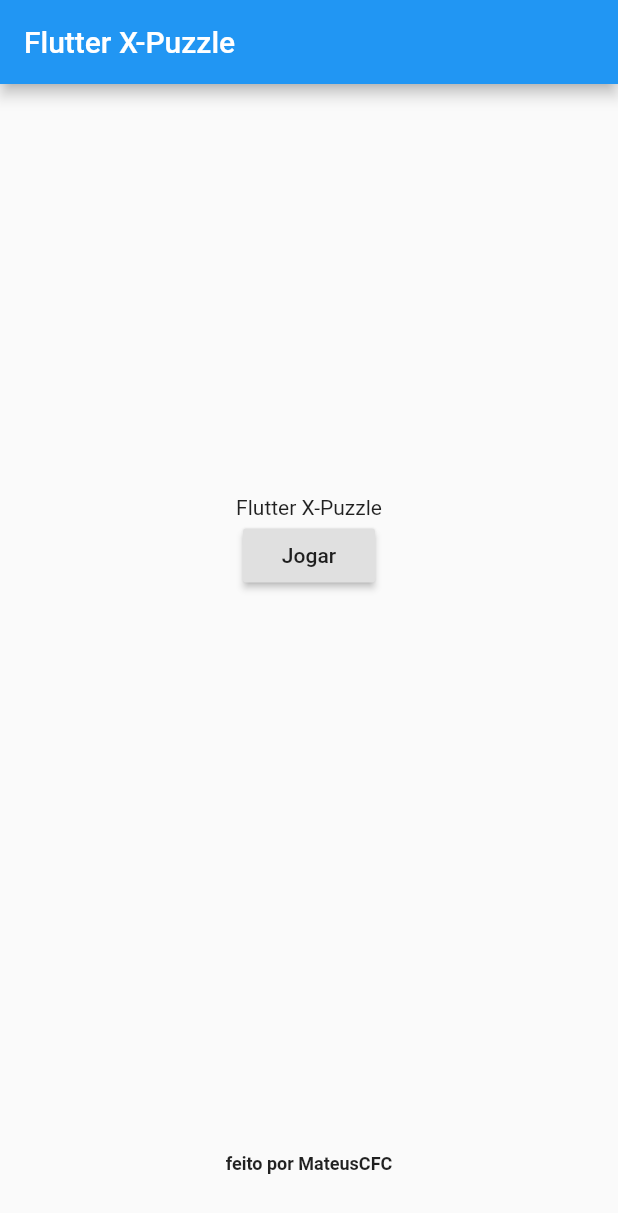
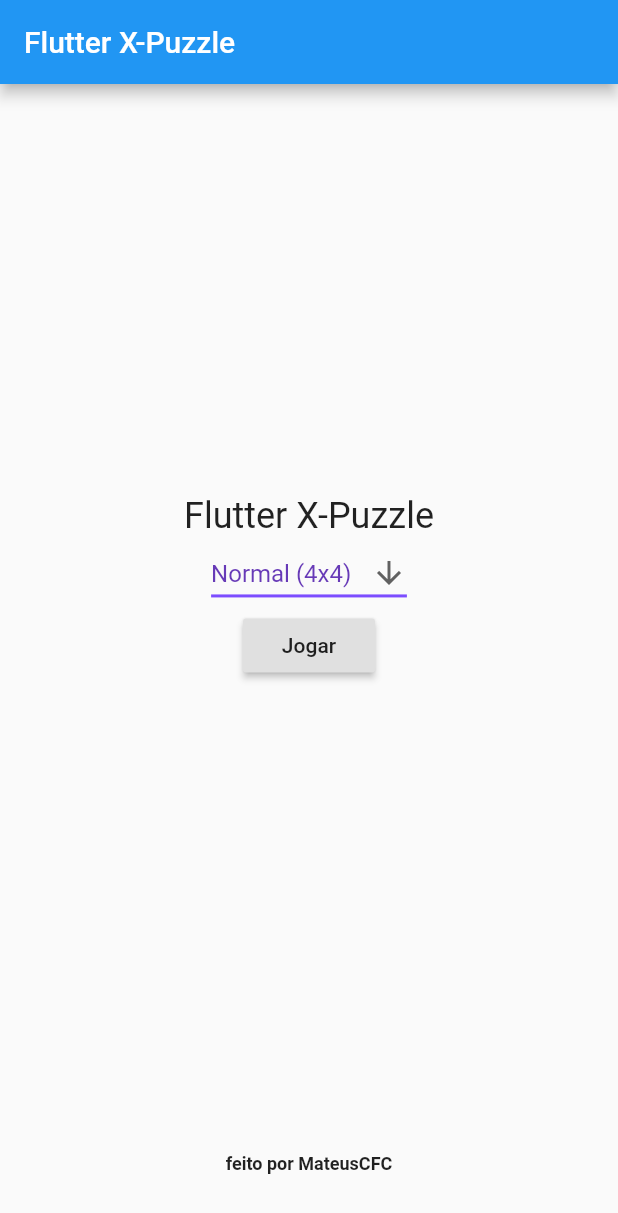
Before and after one commit to maaamorim/xPuzzle, a Flutter app: the screen it shows after launch, on a phone screen of 412 x 824 dp. Shown: the top 1213 px of the screen. Run offline on Flutter 3.47's test engine with Material 2 defaults, Android fonts, the phone set to English and light mode, and no system bars.

Commit message:
Adicionar criação de matriz dinamicamente e dropdown para escolher dificuldade

```diff
--- /dev/null
+++ b/lib/constants.dart
@@ -0,0 +1,8 @@
+library constants;
+
+const List<String> DIFICULDADES = [
+  'Fácil (3x3)',
+  'Normal (4x4)',
+  'Difícil (5x5)',
+  'Hardcore (6x6)'
+];
--- /dev/null
+++ b/lib/screens/home/components/difficulty_dropdown_button.dart
@@ -0,0 +1,47 @@
+import 'package:flutter/material.dart';
+import 'package:xPuzzle/constants.dart' as Constants;
+
+class DifficultyDropdownButton extends StatefulWidget {
+  final Function(String) _callbackAtualizarValor;
+
+  DifficultyDropdownButton(this._callbackAtualizarValor);
+
+  @override
+  _DifficultyDropdownButtonState createState() =>
+      _DifficultyDropdownButtonState(_callbackAtualizarValor);
+}
+
+class _DifficultyDropdownButtonState extends State<DifficultyDropdownButton> {
+  String _valorSelecionado = Constants.DIFICULDADES[1];
+  Function(String) _callbackAtualizarValor;
+
+  _DifficultyDropdownButtonState(this._callbackAtualizarValor);
+
+  @override
+  Widget build(BuildContext context) {
+    return DropdownButton<String>(
+      value: _valorSelecionado,
+      icon: Icon(Icons.arrow_downward),
+      iconSize: 24,
+      elevation: 16,
+      style: TextStyle(color: Colors.deepPurple, fontSize: 16),
+      underline: Container(
+        height: 2,
+        color: Colors.deepPurpleAccent,
+      ),
+      onChanged: (String novoValor) {
+        _callbackAtualizarValor(novoValor);
+        setState(() {
+          _valorSelecionado = novoValor;
+        });
+      },
+      items:
+          Constants.DIFICULDADES.map<DropdownMenuItem<String>>((String valor) {
+        return DropdownMenuItem<String>(
+          value: valor,
+          child: Text(valor),
+        );
+      }).toList(),
+    );
+  }
+}
--- a/lib/screens/home/home_screen.dart
+++ b/lib/screens/home/home_screen.dart
@@ -1,5 +1,7 @@
 import 'package:flutter/material.dart';
 import 'package:xPuzzle/screens/game/game_screen.dart';
+import 'package:xPuzzle/screens/home/components/difficulty_dropdown_button.dart';
+import 'package:xPuzzle/constants.dart' as Constants;
 
 class HomeScreen extends StatefulWidget {
   @override
@@ -7,13 +9,19 @@ class HomeScreen extends StatefulWidget {
 }
 
 class _HomeScreenState extends State<HomeScreen> {
-  String dropdownValue = 'Médio (4x4)';
+  String _valorSelecionado = Constants.DIFICULDADES[1];
 
   void _iniciarJogo(context) {
     Navigator.push(
       context,
-      MaterialPageRoute(builder: (context) => GameScreen()),
+      MaterialPageRoute(builder: (context) => GameScreen(_valorSelecionado)),
     );
+  }
+
+  void _atualizarValorSelecionado(String novoValor) {
+    setState(() {
+      _valorSelecionado = novoValor;
+    });
   }
 
   @override
@@ -26,7 +34,8 @@ class _HomeScreenState extends State<HomeScreen> {
             Expanded(
                 flex: 8,
                 child: Column(children: <Widget>[
-                  Text("Flutter X-Puzzle"),
+                  Text('Flutter X-Puzzle', style: TextStyle(fontSize: 24)),
+                  DifficultyDropdownButton(_atualizarValorSelecionado),
                   RaisedButton(
                       onPressed: () => _iniciarJogo(context),
                       child: Text('Jogar')),
```
Also changed, not shown: lib/screens/game/components/number_board.dart (+32 -24 lines), lib/screens/game/game_screen.dart (+7 -2 lines).
